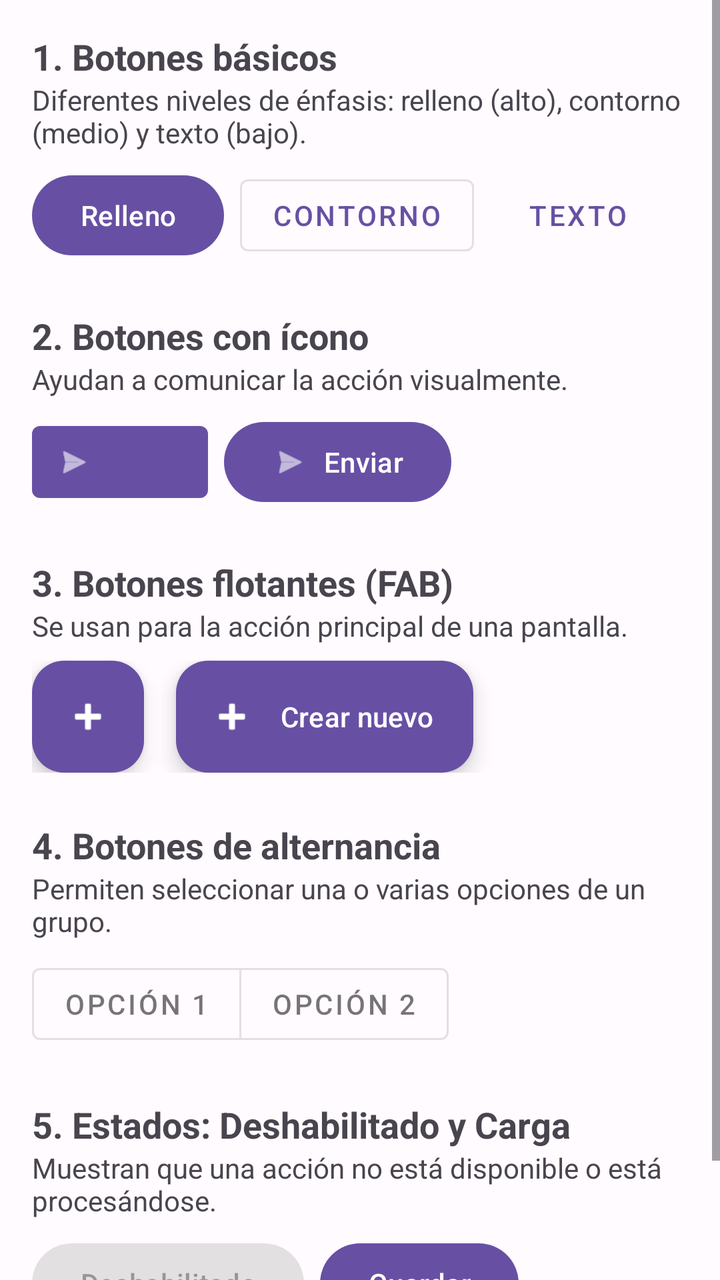
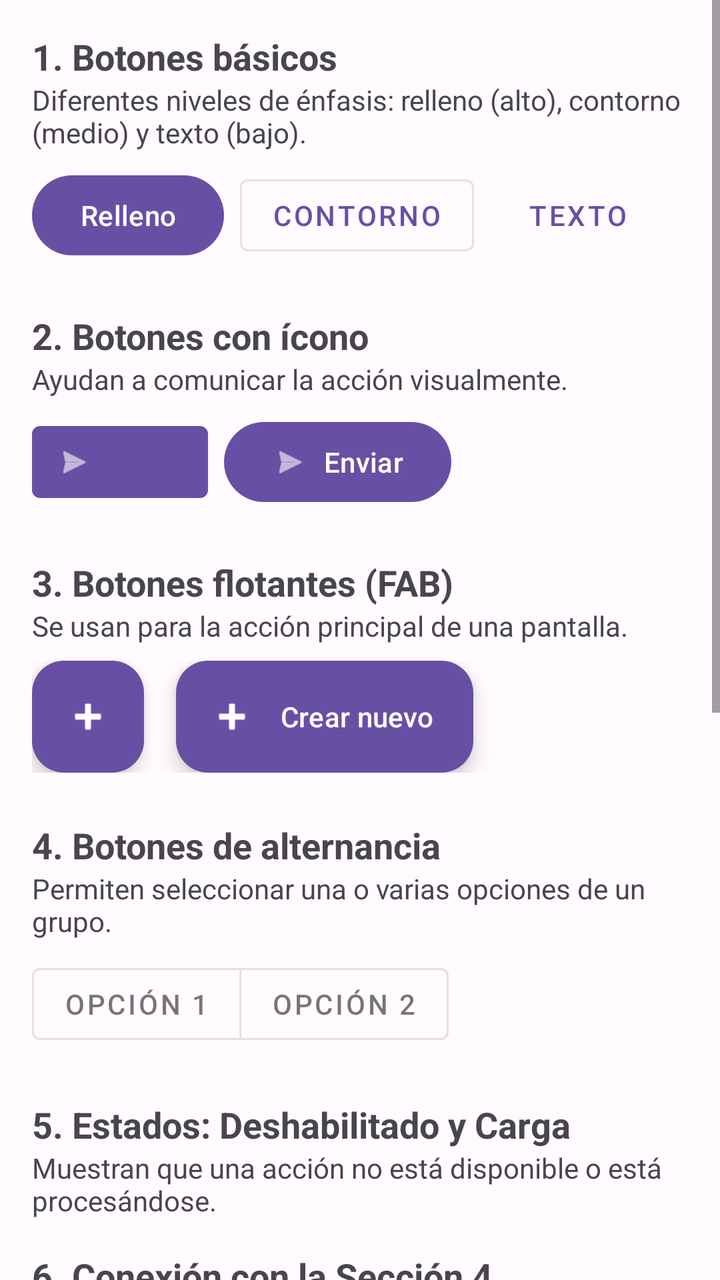

Screens rendered from an Android XML layout before and after an edit, with the pre-edit source and the edit as a unified diff.
<!-- AndroidManifest.xml: application theme Theme.XmlTarea2 -->
<!-- res/layout/fragment_botones.xml -->
<?xml version="1.0" encoding="utf-8"?>
<ScrollView xmlns:android="http://schemas.android.com/apk/res/android"
    xmlns:app="http://schemas.android.com/apk/res-auto"
    android:layout_width="match_parent"
    android:layout_height="match_parent"
    android:fillViewport="true">

    <LinearLayout
        android:layout_width="match_parent"
        android:layout_height="wrap_content"
        android:orientation="vertical"
        android:padding="16dp">

        <TextView
            android:layout_width="match_parent"
            android:layout_height="wrap_content"
            android:text="@string/titulo_botones_basicos"
            android:textSize="18sp"
            android:textStyle="bold" />
        <TextView
            android:layout_width="match_parent"
            android:layout_height="wrap_content"
            android:text="@string/desc_botones_basicos"
            android:layout_marginBottom="8dp" />
        <LinearLayout
            android:layout_width="match_parent"
            android:layout_height="wrap_content"
            android:orientation="horizontal"
            android:gravity="center_vertical"
            android:layout_marginBottom="24dp">
            <com.google.android.material.button.MaterialButton
                android:id="@+id/btnRelleno"
                android:layout_width="wrap_content"
                android:layout_height="wrap_content"
                android:text="@string/btn_relleno"
                android:layout_marginEnd="8dp" />
            <com.google.android.material.button.MaterialButton
                android:id="@+id/btnContorno"
                style="@style/Widget.MaterialComponents.Button.OutlinedButton"
                android:layout_width="wrap_content"
                android:layout_height="wrap_content"
                android:text="@string/btn_contorno"
                android:layout_marginEnd="8dp" />
            <com.google.android.material.button.MaterialButton
                android:id="@+id/btnTexto"
                style="@style/Widget.MaterialComponents.Button.TextButton"
                android:layout_width="wrap_content"
                android:layout_height="wrap_content"
                android:text="@string/btn_texto" />
        </LinearLayout>

        <TextView
            android:layout_width="match_parent"
            android:layout_height="wrap_content"
            android:text="@string/titulo_botones_icono"
            android:textSize="18sp"
            android:textStyle="bold" />
        <TextView
            android:layout_width="match_parent"
            android:layout_height="wrap_content"
            android:text="@string/desc_botones_icono"
            android:layout_marginBottom="8dp" />
        <LinearLayout
            android:layout_width="match_parent"
            android:layout_height="wrap_content"
            android:orientation="horizontal"
            android:layout_marginBottom="24dp">
            <com.google.android.material.button.MaterialButton
                android:id="@+id/btnSoloIcono"
                style="@style/Widget.MaterialComponents.Button.Icon"
                android:layout_width="wrap_content"
                android:layout_height="wrap_content"
                android:contentDescription="@string/desc_boton_solo_icono"
                app:icon="@android:drawable/ic_menu_send"
                android:layout_marginEnd="8dp" />
            <com.google.android.material.button.MaterialButton
                android:id="@+id/btnIconoTexto"
                android:layout_width="wrap_content"
                android:layout_height="wrap_content"
                app:icon="@android:drawable/ic_menu_send"
                android:text="@string/btn_icono_texto" />
        </LinearLayout>

        <TextView
            android:layout_width="match_parent"
            android:layout_height="wrap_content"
            android:text="@string/titulo_fab"
            android:textSize="18sp"
            android:textStyle="bold" />
        <TextView
            android:layout_width="match_parent"
            android:layout_height="wrap_content"
            android:text="@string/desc_fab"
            android:layout_marginBottom="8dp" />
        <LinearLayout
            android:layout_width="match_parent"
            android:layout_height="wrap_content"
            android:orientation="horizontal"
            android:gravity="center_vertical"
            android:layout_marginBottom="24dp">
            <com.google.android.material.floatingactionbutton.FloatingActionButton
                android:id="@+id/fabNormal"
                android:layout_width="wrap_content"
                android:layout_height="wrap_content"
                android:src="@android:drawable/ic_input_add"
                android:layout_marginEnd="16dp"
                android:contentDescription="@string/btn_fab_extendido"/>
            <com.google.android.material.floatingactionbutton.ExtendedFloatingActionButton
                android:id="@+id/fabExtendido"
                android:layout_width="wrap_content"
                android:layout_height="wrap_content"
                app:icon="@android:drawable/ic_input_add"
                android:text="@string/btn_fab_extendido" />
        </LinearLayout>

        <TextView
            android:layout_width="match_parent"
            android:layout_height="wrap_content"
            android:text="@string/titulo_toggle"
            android:textSize="18sp"
            android:textStyle="bold" />
        <TextView
            android:layout_width="match_parent"
            android:layout_height="wrap_content"
            android:text="@string/desc_toggle"
            android:layout_marginBottom="8dp" />
        <com.google.android.material.button.MaterialButtonToggleGroup
            android:id="@+id/toggleGroup"
            android:layout_width="wrap_content"
            android:layout_height="wrap_content"
            app:singleSelection="true"
            android:layout_marginBottom="24dp">
            <com.google.android.material.button.MaterialButton
                android:id="@+id/btnToggle1"
                style="@style/Widget.MaterialComponents.Button.OutlinedButton"
                android:layout_width="wrap_content"
                android:layout_height="wrap_content"
                android:text="@string/btn_opcion_1" />
            <com.google.android.material.button.MaterialButton
                android:id="@+id/btnToggle2"
                style="@style/Widget.MaterialComponents.Button.OutlinedButton"
                android:layout_width="wrap_content"
                android:layout_height="wrap_content"
                android:text="@string/btn_opcion_2" />
        </com.google.android.material.button.MaterialButtonToggleGroup>

        <TextView
            android:layout_width="match_parent"
            android:layout_height="wrap_content"
            android:text="@string/titulo_botones_estado"
            android:textSize="18sp"
            android:textStyle="bold" />
        <TextView
            android:layout_width="match_parent"
            android:layout_height="wrap_content"
            android:text="@string/desc_botones_estado"
            android:layout_marginBottom="8dp" />
        <LinearLayout
            android:layout_width="match_parent"
            android:layout_height="wrap_content"
            android:orientation="horizontal"
            android:layout_marginBottom="24dp">
            <com.google.android.material.button.MaterialButton
                android:id="@+id/btnDeshabilitado"
                android:layout_width="wrap_content"
                android:layout_height="wrap_content"
                android:enabled="false"
                android:text="@string/btn_deshabilitado"
                android:layout_marginEnd="8dp" />
            <com.google.android.material.button.MaterialButton
                android:id="@+id/btnCarga"
                android:layout_width="wrap_content"
                android:layout_height="wrap_content"
                android:text="@string/btn_carga" />
        </LinearLayout>

    </LinearLayout>
</ScrollView>
<!-- resources referenced by this layout -->
<resources>
  <string name="btn_carga">Guardar</string>
  <string name="btn_contorno">Contorno</string>
  <string name="btn_deshabilitado">Deshabilitado</string>
  <string name="btn_fab_extendido">Crear nuevo</string>
  <string name="btn_icono_texto">Enviar</string>
  <string name="btn_opcion_1">Opción 1</string>
  <string name="btn_opcion_2">Opción 2</string>
  <string name="btn_relleno">Relleno</string>
  <string name="btn_texto">Texto</string>
  <string name="desc_boton_solo_icono">Botón con ícono de enviar</string>
  
      //Para la parte 3 Seleccion:
  <string name="desc_botones_basicos">Diferentes niveles de énfasis: relleno (alto), contorno (medio) y texto (bajo).</string>
  <string name="desc_botones_estado">Muestran que una acción no está disponible o está procesándose.</string>
  <string name="desc_botones_icono">Ayudan a comunicar la acción visualmente.</string>
  <string name="desc_fab">Se usan para la acción principal de una pantalla.</string>
  <string name="desc_toggle">Permiten seleccionar una o varias opciones de un grupo.</string>
  <string name="titulo_botones_basicos">1. Botones básicos</string>
  <string name="titulo_botones_estado">5. Estados: Deshabilitado y Carga</string>
  <string name="titulo_botones_icono">2. Botones con ícono</string>
  <string name="titulo_fab">3. Botones flotantes (FAB)</string>
  <string name="titulo_toggle">4. Botones de alternancia</string>
  <color name="color_primario">#6750A4</color>
  <color name="color_primario_contraste">#FFFFFF</color>
  <color name="color_secundario">#625B71</color>
  <color name="color_secundario_contraste">#FFFFFF</color>
  <color name="color_terciario">#7D5260</color>
  <color name="color_terciario_contraste">#FFFFFF</color>
  <color name="color_fondo">#FFFBFE</color>
  <color name="color_superficie">#FFFBFE</color>
  <color name="color_superficie_variante">#E7E0EC</color>
  <color name="color_texto_principal">#1C1B1F</color>
  <color name="color_texto_secundario">#49454F</color>
  <!-- unchanged entries left out for length: 1 -->
</resources>

<!-- the commit's change to res/layout/fragment_botones.xml (unified diff, before → after) -->
@@ -155,6 +155,64 @@
             android:layout_height="wrap_content"
             android:text="@string/desc_botones_estado"
             android:layout_marginBottom="8dp" />
+        <TextView
+            android:layout_width="match_parent"
+            android:layout_height="wrap_content"
+            android:text="@string/titulo_conexion_seccion4_botones"
+            android:textSize="18sp"
+            android:textStyle="bold"
+            android:layout_marginTop="8dp" />
+        <TextView
+            android:layout_width="match_parent"
+            android:layout_height="wrap_content"
+            android:text="@string/desc_conexion_seccion4_botones"
+            android:layout_marginBottom="8dp" />
+        <com.google.android.material.button.MaterialButton
+            android:id="@+id/btnAgregarRapido"
+            android:layout_width="match_parent"
+            android:layout_height="wrap_content"
+            android:text="@string/btn_agregar_rapido"
+            app:icon="@android:drawable/ic_input_add"
+            android:layout_marginBottom="24dp" />
+
+        <TextView
+            android:layout_width="match_parent"
+            android:layout_height="wrap_content"
+            android:text="@string/titulo_conexion_seccion5_botones"
+            android:textSize="18sp"
+            android:textStyle="bold" />
+        <TextView
+            android:layout_width="match_parent"
+            android:layout_height="wrap_content"
+            android:text="@string/desc_conexion_seccion5_botones"
+            android:layout_marginBottom="8dp" />
+        <com.google.android.material.button.MaterialButton
+            android:id="@+id/btnAvanzarProgreso"
+            android:layout_width="match_parent"
+            android:layout_height="wrap_content"
+            android:text="@string/btn_avanzar_progreso"
+            app:icon="@android:drawable/ic_menu_rotate"
+            android:layout_marginBottom="24dp" />
+
+        <TextView
+            android:layout_width="match_parent"
+            android:layout_height="wrap_content"
+            android:text="@string/titulo_limpiar_lista"
+            android:textSize="18sp"
+            android:textStyle="bold" />
+        <TextView
+            android:layout_width="match_parent"
+            android:layout_height="wrap_content"
+            android:text="@string/desc_limpiar_lista"
+            android:layout_marginBottom="8dp" />
+        <com.google.android.material.button.MaterialButton
+            android:id="@+id/btnLimpiarLista"
+            style="@style/Widget.MaterialComponents.Button.OutlinedButton"
+            android:layout_width="match_parent"
+            android:layout_height="wrap_content"
+            android:text="@string/btn_limpiar_lista"
+            app:icon="@android:drawable/ic_menu_delete"
+            android:layout_marginBottom="24dp" />
         <LinearLayout
             android:layout_width="match_parent"
             android:layout_height="wrap_content"
@@ -174,5 +232,6 @@
                 android:text="@string/btn_carga" />
         </LinearLayout>
 
+
     </LinearLayout>
 </ScrollView>
<!-- resource entries referenced after the edit -->
@@ -1,10 +1,13 @@
 <!-- resources referenced by this layout -->
 <resources>
+  <string name="btn_agregar_rapido">Agregar elemento rápido a la lista</string>
+  <string name="btn_avanzar_progreso">Avanzar progreso global</string>
   <string name="btn_carga">Guardar</string>
   <string name="btn_contorno">Contorno</string>
   <string name="btn_deshabilitado">Deshabilitado</string>
   <string name="btn_fab_extendido">Crear nuevo</string>
   <string name="btn_icono_texto">Enviar</string>
+  <string name="btn_limpiar_lista">Limpiar lista compartida</string>
   <string name="btn_opcion_1">Opción 1</string>
   <string name="btn_opcion_2">Opción 2</string>
   <string name="btn_relleno">Relleno</string>
@@ -15,12 +18,18 @@
   <string name="desc_botones_basicos">Diferentes niveles de énfasis: relleno (alto), contorno (medio) y texto (bajo).</string>
   <string name="desc_botones_estado">Muestran que una acción no está disponible o está procesándose.</string>
   <string name="desc_botones_icono">Ayudan a comunicar la acción visualmente.</string>
+  <string name="desc_conexion_seccion4_botones">Este botón agrega un elemento rápido a la lista compartida que verás en la Sección 4.</string>
+  <string name="desc_conexion_seccion5_botones">Este botón avanza el progreso global que se dibuja en la Sección 5. Cada pulsación suma diez por ciento.</string>
   <string name="desc_fab">Se usan para la acción principal de una pantalla.</string>
+  <string name="desc_limpiar_lista">Elimina todos los elementos agregados desde otras secciones para probar el estado vacío.</string>
   <string name="desc_toggle">Permiten seleccionar una o varias opciones de un grupo.</string>
   <string name="titulo_botones_basicos">1. Botones básicos</string>
   <string name="titulo_botones_estado">5. Estados: Deshabilitado y Carga</string>
   <string name="titulo_botones_icono">2. Botones con ícono</string>
+  <string name="titulo_conexion_seccion4_botones">6. Conexión con la Sección 4</string>
+  <string name="titulo_conexion_seccion5_botones">7. Conexión con la Sección 5</string>
   <string name="titulo_fab">3. Botones flotantes (FAB)</string>
+  <string name="titulo_limpiar_lista">8. Limpiar lista compartida</string>
   <string name="titulo_toggle">4. Botones de alternancia</string>
   <color name="color_primario">#6750A4</color>
   <color name="color_primario_contraste">#FFFFFF</color>
